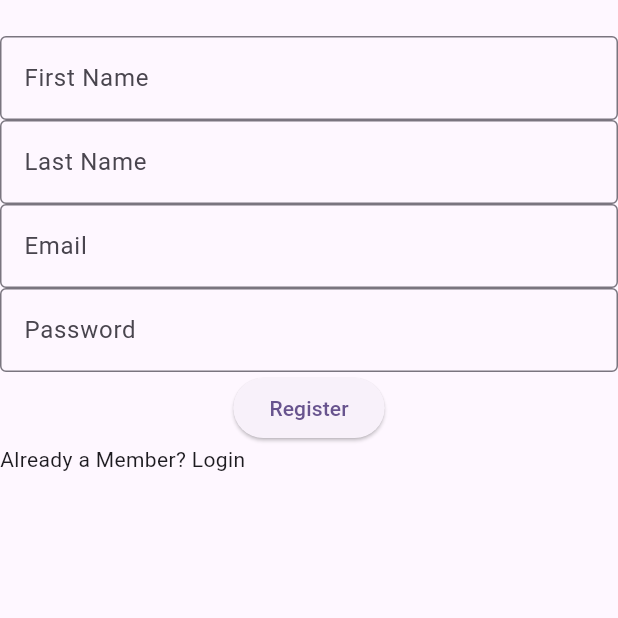
After one commit to RakshakSigdel/Footstats, a Flutter app: the RegisterScreen screen opened directly, after a tap on "Register", on a phone screen of 412 x 824 dp, the top half of it. The commit adds this screen. Run offline on Flutter 3.47's test engine with Material 3 defaults, Android fonts, the phone set to English and light mode, and no system bars; our stand-ins replace flutter_secure_storage; accounts and stored records are empty; network calls fail.

Commit message:
Flutter: Register and Login

```diff
--- /dev/null
+++ b/auth_service.dart
@@ -0,0 +1,46 @@
+import 'dart:convert';
+
+import 'package:flutter/foundation.dart';
+import 'package:http/http.dart' as http;
+
+class AuthService {
+  static String get baseUrl {
+    const fromEnv = String.fromEnvironment('API_BASE_URL');
+    if (fromEnv.isNotEmpty) return fromEnv;
+
+    if (kIsWeb) return "http://localhost:5555/api";
+    if (defaultTargetPlatform == TargetPlatform.android) {
+      return "http://192.168.18.49/api";
+    }
+    return "http://localhost:5555/api";
+  }
+
+  Future<http.Response> register({
+    required String firstName,
+    required String lastName,
+    required String email,
+    required String password,
+  }) async {
+    return http.post(
+      Uri.parse("$baseUrl/auth/register"),
+      headers: {"Content-Type": "application/json"},
+      body: jsonEncode({
+        "firstName": firstName,
+        "lastName": lastName,
+        "email": email,
+        "password": password,
+      }),
+    );
+  }
+
+  Future<http.Response> login({
+    required String email,
+    required String password,
+  }) async {
+    return http.post(
+      Uri.parse("$baseUrl/auth/login"),
+      headers: {"Content-Type": "application/json"},
+      body: jsonEncode({"email": email, "password": password}),
+    );
+  }
+}
--- /dev/null
+++ b/frontend_flutter/lib/features/auth/screens/register_screen.dart
@@ -0,0 +1,114 @@
+import 'package:flutter/material.dart';
+import 'package:frontend_flutter/features/auth/screens/login_screen.dart';
+import 'package:frontend_flutter/services/auth_service.dart';
+
+class RegisterScreen extends StatefulWidget {
+  const RegisterScreen({super.key});
+  @override
+  State<RegisterScreen> createState() => _RegisterScreenState();
+}
+
+class _RegisterScreenState extends State<RegisterScreen> {
+  final authService = AuthService();
+
+  final firstNameController = TextEditingController();
+  final lastNameController = TextEditingController();
+  final emailcontroller = TextEditingController();
+  final passwordController = TextEditingController();
+  @override
+  Widget build(BuildContext context) {
+    return Scaffold(
+      body: Center(
+        child: Column(
+          children: [
+            const SizedBox(height: 24),
+            TextField(
+              controller: firstNameController,
+              decoration: InputDecoration(
+                labelText: "First Name",
+                border: OutlineInputBorder(),
+              ),
+            ),
+            TextField(
+              controller: lastNameController,
+              decoration: InputDecoration(
+                labelText: "Last Name",
+                border: OutlineInputBorder(),
+              ),
+            ),
+            TextField(
+              controller: emailcontroller,
+              decoration: InputDecoration(
+                labelText: "Email",
+                border: OutlineInputBorder(),
+              ),
+            ),
+            TextField(
+              controller: passwordController,
+              obscureText: true,
+              decoration: InputDecoration(
+                labelText: "Password",
+                border: OutlineInputBorder(),
+              ),
+            ),
+            ElevatedButton(
+              onPressed: () async {
+                final response = await authService.register(
+                  firstName: firstNameController.text,
+                  lastName: lastNameController.text,
+                  email: emailcontroller.text,
+                  password: passwordController.text,
+                );
+                if (response.statusCode == 200 || response.statusCode == 201) {
+                  // print(
+                  //   "**************************************************************Account Created Successfully",
+                  // );
+                  ScaffoldMessenger.of(context).showSnackBar(
+                    const SnackBar(
+                      content: Text("Registered Successfully"),
+                      duration: Duration(seconds: 2),
+                    ),
+                  );
+                  Navigator.push(
+                    context,
+                    MaterialPageRoute(
+                      builder: (context) => const LoginScreen(),
+                    ),
+                  );
+                } else {
+                  ScaffoldMessenger.of(context).showSnackBar(
+                    const SnackBar(
+                      content: Text("Error during registration"),
+                      duration: Duration(seconds: 2),
+                    ),
+                  );
+                  print(
+                    "*************************************************************************Error while creating account",
+                  );
+                  print(response.body);
+                }
+              },
+              child: Text("Register"),
+            ),
+            Row(
+              children: [
+                Text("Already a Member?"),
+                GestureDetector(
+                  onTap: () {
+                    Navigator.push(
+                      context,
+                      MaterialPageRoute(
+                        builder: (context) => const LoginScreen(),
+                      ),
+                    );
+                  },
+                  child: Text(" Login"),
+                ),
+              ],
+            ),
+          ],
+        ),
+      ),
+    );
+  }
+}
--- /dev/null
+++ b/frontend_flutter/lib/services/auth_service.dart
@@ -0,0 +1,76 @@
+import 'package:http/http.dart' as http;
+import 'dart:convert';
+import 'package:flutter_secure_storage/flutter_secure_storage.dart';
+
+class AuthService {
+  static const String baseUrl = "http://192.168.18.49:5555/api";
+  final storage = const FlutterSecureStorage();
+
+  //Register
+  Future<http.Response> register({
+    required String firstName,
+    required String lastName,
+    required String email,
+    required String password,
+  }) async {
+    return await http.post(
+      Uri.parse("$baseUrl/auth/register"),
+      headers: {"Content-Type": "application/json"},
+      body: jsonEncode({
+        "firstName": firstName,
+        "lastName": lastName,
+        "email": email,
+        "password": password,
+      }),
+    );
+  }
+
+  //Login
+  Future<String?> login({
+    required String email,
+    required String password,
+  }) async {
+    final response = await http.post(
+      Uri.parse("$baseUrl/auth/login"),
+      headers: {"Content-Type": "application/json"},
+      body: jsonEncode({"email": email, "password": password}),
+    );
+
+    print("STATUS: ${response.statusCode}");
+    print("BODY: ${response.body}");
+
+    if (response.statusCode == 200 || response.statusCode == 201) {
+      final Map<String, dynamic> data =
+          jsonDecode(response.body) as Map<String, dynamic>;
+
+      final String? token = data['token']?.toString();
+
+      print("TOKEN: $token");
+
+      if (token == null || token.isEmpty) {
+        print("ERROR: Token missing in response");
+        return null;
+      }
+
+      await storage.write(key: 'jwt', value: token);
+      return token;
+    }
+
+    return null;
+  }
+
+  //Save Token
+  Future<void> saveToken(String token) async {
+    await storage.write(key: 'jwt', value: token);
+  }
+
+  //get token
+  Future<String?> getToken() async {
+    return await storage.read(key: 'jwt');
+  }
+
+  //logout - delete token
+  Future<void> logout() async {
+    await storage.delete(key: 'jwt');
+  }
+}
--- a/frontend_flutter/pubspec.yaml
+++ b/frontend_flutter/pubspec.yaml
@@ -30,6 +30,8 @@ environment:
 dependencies:
   flutter:
     sdk: flutter
+  http: ^1.2.1
+  flutter_secure_storage: ^9.2.4
 
   # The following adds the Cupertino Icons font to your application.
   # Use with the CupertinoIcons class for iOS style icons.
```
Also changed, not shown: frontend_flutter/lib/features/app/screens/home_screen.dart (added, +10 -0 lines), frontend_flutter/lib/features/auth/screens/login_screen.dart (+46 -3 lines), frontend_flutter/lib/main.dart (+3 -105 lines), register_Screen.dart (added, +131 -0 lines), frontend_flutter/pubspec.lock, 6 other files.
